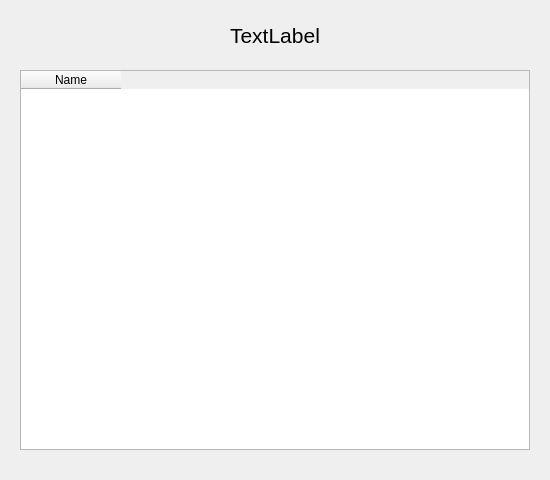
Qt form MMO/Res/guildview.ui (maresc-g/linumon) before a commit.
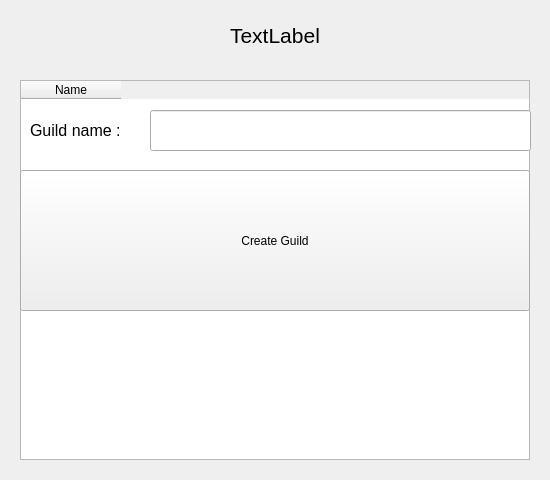
The same form after that commit.

Diff of the .ui file:
```diff
--- a/MMO/Res/guildview.ui
+++ b/MMO/Res/guildview.ui
@@ -38,7 +38,7 @@
    <property name="geometry">
     <rect>
      <x>20</x>
-     <y>70</y>
+     <y>80</y>
      <width>510</width>
      <height>380</height>
     </rect>
@@ -61,6 +61,52 @@
     </property>
    </column>
   </widget>
+  <widget class="QPushButton" name="b_create">
+   <property name="geometry">
+    <rect>
+     <x>20</x>
+     <y>170</y>
+     <width>510</width>
+     <height>141</height>
+    </rect>
+   </property>
+   <property name="text">
+    <string>Create Guild</string>
+   </property>
+  </widget>
+  <widget class="QLineEdit" name="le_gname">
+   <property name="geometry">
+    <rect>
+     <x>150</x>
+     <y>110</y>
+     <width>381</width>
+     <height>41</height>
+    </rect>
+   </property>
+   <property name="font">
+    <font>
+     <pointsize>12</pointsize>
+    </font>
+   </property>
+  </widget>
+  <widget class="QLabel" name="l_gname">
+   <property name="geometry">
+    <rect>
+     <x>30</x>
+     <y>110</y>
+     <width>111</width>
+     <height>41</height>
+    </rect>
+   </property>
+   <property name="font">
+    <font>
+     <pointsize>12</pointsize>
+    </font>
+   </property>
+   <property name="text">
+    <string>Guild name :</string>
+   </property>
+  </widget>
  </widget>
  <resources/>
  <connections/>
```
